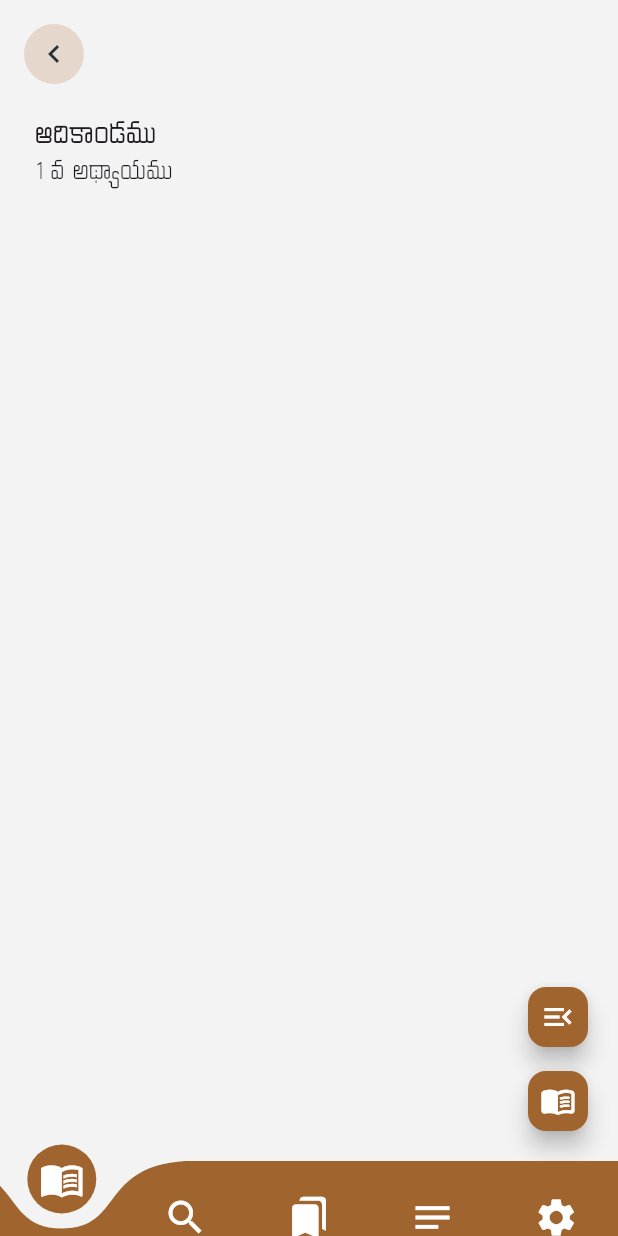
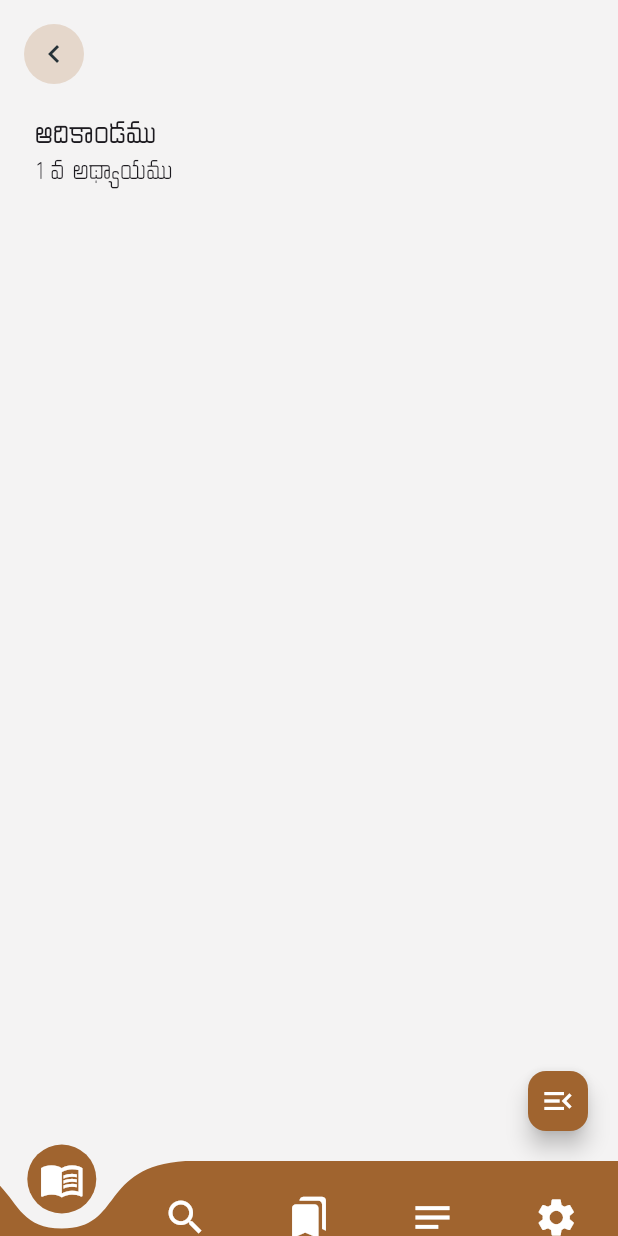
Before and after one commit to ajayajay441/flutter, a Flutter app: the screen it shows after launch, after a tap on an icon or button, on a phone screen of 412 x 824 dp. Run offline on Flutter 3.47's test engine with Material 3 defaults, Android fonts, the phone set to English and light mode, and no system bars; drawn by our look-alikes of curved_navigation_bar; our stand-ins replace flutter_svg.

Commit message:
chapter select

```diff
--- a/lib/ui/book/sidemenu_trigger.dart
+++ b/lib/ui/book/sidemenu_trigger.dart
@@ -16,19 +16,19 @@ Widget buildFAB(scaffoldKey, BuildContext context) {
         child: const Icon(Icons
             .menu_open), // Remove hero tag to prevent duplicate hero errors
       ),
-      const SizedBox(height: 8), // Add some vertical space between buttons
-      FloatingActionButton(
-          onPressed: () {
-            Navigator.pushNamedAndRemoveUntil(context, '/', (route) => false);
-          },
-          backgroundColor:
-              const Color(0xFFA0642F), // Customize button color as needed
-          foregroundColor: Colors.white, // Customize icon color as needed
-          mini: true, // Make button smaller
-          child: const Icon(
-            Icons.menu_book_rounded,
-          ) // Remove hero tag to prevent duplicate hero errors
-          ),
+      // const SizedBox(height: 8), // Add some vertical space between buttons
+      // FloatingActionButton(
+      //     onPressed: () {
+      //       Navigator.pushNamedAndRemoveUntil(context, '/', (route) => false);
+      //     },
+      //     backgroundColor:
+      //         const Color(0xFFA0642F), // Customize button color as needed
+      //     foregroundColor: Colors.white, // Customize icon color as needed
+      //     mini: true, // Make button smaller
+      //     child: const Icon(
+      //       Icons.menu_book_rounded,
+      //     ) // Remove hero tag to prevent duplicate hero errors
+      //     ),
     ],
   );
 }
```
